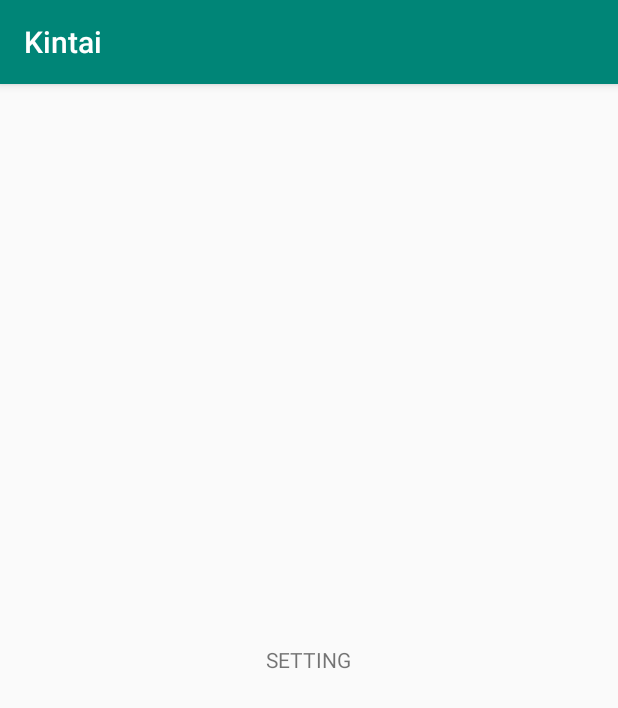
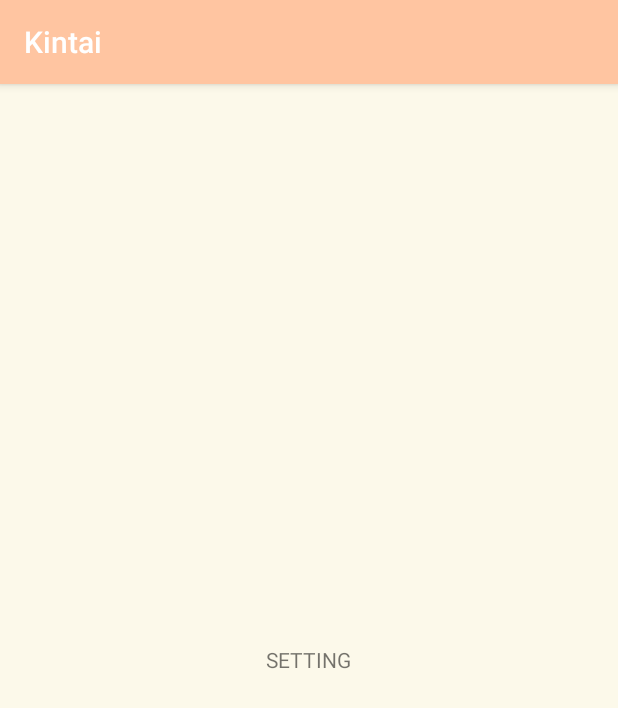
Before and after one commit to valjapan/AttendanceApp, an Android app: the fragment SettingFragment shown on its own in the app's theme, on a phone screen of 412 x 824 dp. Shown: the top 708 px of the screen. Run offline under Robolectric (Android 15) with nearby library versions, the phone set to English and light mode, and no system bars.

```diff
--- a/app/src/main/AndroidManifest.xml
+++ b/app/src/main/AndroidManifest.xml
@@ -3,8 +3,13 @@
     package="com.valjapan.kintai">
 
     <uses-permission android:name="android.permission.INTERNET" />
+    <uses-permission android:name="android.permission.ACCESS_WIFI_STATE" />
+    <uses-permission android:name="android.permission.ACCESS_NETWORK_STATE" />
+    <uses-permission android:name="android.permission.ACCESS_FINE_LOCATION" />
+    <uses-permission android:name="android.permission.ACCESS_COARSE_LOCATION" />
 
     <application
+        android:name=".MyApplication"
         android:allowBackup="true"
         android:icon="@mipmap/ic_launcher"
         android:label="@string/app_name"
--- a/app/src/main/java/com/valjapan/kintai/SettingFragment.kt
+++ b/app/src/main/java/com/valjapan/kintai/SettingFragment.kt
@@ -12,7 +12,7 @@ class SettingFragment : Fragment() {
 
     override fun onCreate(savedInstanceState: Bundle?) {
         super.onCreate(savedInstanceState)
-        Log.d("ShukkinFragment", "Fragmentの初回起動")
+        Log.d("AddWorkLogFragment", "Fragmentの初回起動")
     }
 
     override fun onCreateView(
@@ -20,9 +20,10 @@ class SettingFragment : Fragment() {
         savedInstanceState: Bundle?
     ): View? {
         // Inflate the layout for this fragment
-        Log.d("ShukkinFragment", "SettingFragmentをCreateViewしました")
+        Log.d("AddWorkLogFragment", "SettingFragmentをCreateViewしました")
+        val view = inflater.inflate(R.layout.fragment_setting, container, false)
 
-        return inflater.inflate(R.layout.fragment_setting, container, false)
+        return view
     }
 
 }
--- a/app/src/main/res/layout/fragment_kakunin.xml
+++ b/app/src/main/res/layout/fragment_kakunin.xml
@@ -3,7 +3,8 @@
     xmlns:tools="http://schemas.android.com/tools"
     android:layout_width="match_parent"
     android:layout_height="match_parent"
-    tools:context=".KakuninFragment">
+    android:background="@color/background"
+    tools:context=".CheckWorkFragment">
 
     <TextView
         android:layout_width="wrap_content"
--- a/app/src/main/res/layout/fragment_setting.xml
+++ b/app/src/main/res/layout/fragment_setting.xml
@@ -3,6 +3,7 @@
     xmlns:tools="http://schemas.android.com/tools"
     android:layout_width="match_parent"
     android:layout_height="match_parent"
+    android:background="@color/background"
     tools:context=".SettingFragment">
 
     <!-- TODO: Update blank fragment layout -->
--- a/app/src/main/res/values/colors.xml
+++ b/app/src/main/res/values/colors.xml
@@ -1,8 +1,9 @@
 <?xml version="1.0" encoding="utf-8"?>
 <resources>
-    <color name="colorPrimary">#008577</color>
-    <color name="colorPrimaryDark">#00574B</color>
-    <color name="colorAccent">#D81B60</color>
+    <color name="colorPrimary">#FFC5A1</color>
+    <color name="colorPrimaryDark">#F8A978</color>
+    <color name="colorAccent">#BADFDB</color>
+    <color name="background">#FCF9EA</color>
 
     <color name="greenishTeal">#35b6a1</color>
     <color name="charcoalGray">#343336</color>
--- a/build.gradle
+++ b/build.gradle
@@ -10,7 +10,7 @@ buildscript {
     dependencies {
         classpath 'com.android.tools.build:gradle:3.5.1'
         classpath "org.jetbrains.kotlin:kotlin-gradle-plugin:$kotlin_version"
-        classpath 'com.google.gms:google-services:4.3.2'
+        classpath "io.realm:realm-gradle-plugin:5.9.0"
         // NOTE: Do not place your application dependencies here; they belong
         // in the individual module build.gradle files
     }
```
Also changed, not shown: app/build.gradle (+6 -5 lines), app/src/main/java/com/valjapan/kintai/KakuninFragment.kt (deleted, +0 -30 lines), app/src/main/java/com/valjapan/kintai/MainActivity.kt (+42 -7 lines), app/src/main/java/com/valjapan/kintai/ShukkinFragment.kt (deleted, +0 -28 lines), app/src/main/res/layout/fragment_shukkin.xml (+13 -1 lines), app/src/main/res/menu/button_bar_menu.xml (+5 -5 lines).
